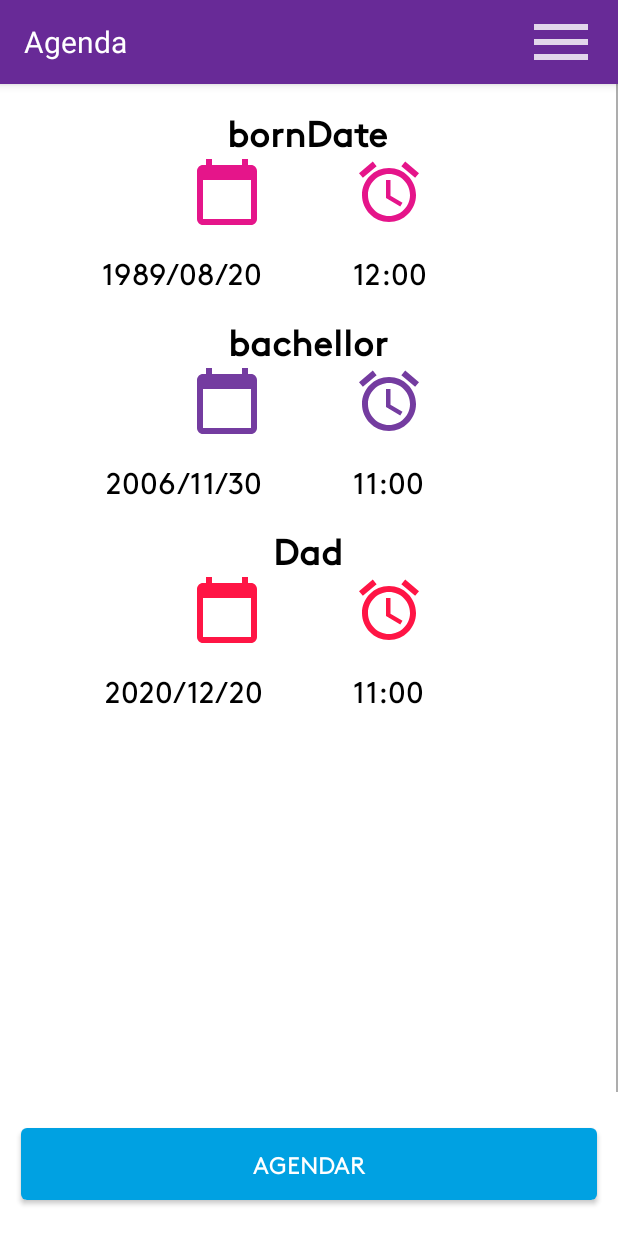
After one commit to JimPoolML/ContactBook, an Android app: the ScheduleActivity screen opened directly, with no data from a screen before it, on a phone screen of 412 x 824 dp. The commit adds this screen. Run offline under Robolectric (Android 15) with nearby library versions, the phone set to English and light mode, and no system bars; libraries missing offline, so code that uses them is left out: de.mateware.snacky.

Commit message:
Add ScheduleActivity

```diff
--- /dev/null
+++ b/app/src/main/java/appjpm4everyone/contactbook/adapters/ScheduleAdapter.kt
@@ -0,0 +1,60 @@
+package appjpm4everyone.contactbook.adapters
+
+import android.content.Context
+import android.util.Log
+import android.view.LayoutInflater
+import android.view.View
+import android.view.ViewGroup
+import androidx.core.widget.ImageViewCompat
+import androidx.recyclerview.widget.RecyclerView
+import appjpm4everyone.contactbook.classes.ScheduleTable
+import appjpm4everyone.contactbook.databinding.ItemAgendBinding
+import appjpm4everyone.contactbook.databinding.ItemContactsBinding
+import appjpm4everyone.contactbook.utils.Utils
+import kotlinx.android.synthetic.main.item_agend.view.*
+import kotlinx.android.synthetic.main.item_contacts.view.rv_constraint
+
+class ScheduleAdapter(private val context: Context, private val scheduleTable: List<ScheduleTable>, private var onGetButton: OnGetButton
+) : RecyclerView.Adapter<ScheduleAdapter.ViewHolder>() {
+
+
+    override fun onBindViewHolder(holder: ViewHolder, position: Int) {
+        val item = scheduleTable[position]
+        holder.setContactItem(item.event, item.date, item.clock, context, position)
+        holder.setContactClick(item.event.trim(), item.id, onGetButton )
+    }
+
+    override fun onCreateViewHolder(parent: ViewGroup, viewType: Int): ViewHolder {
+        val layoutInflater = LayoutInflater.from(parent.context)
+        val itemAgendBinding = ItemAgendBinding.inflate(layoutInflater, parent, false)
+        return ViewHolder(
+            itemAgendBinding.root
+        )
+    }
+
+    override fun getItemCount(): Int {
+        return scheduleTable.size
+    }
+
+    class ViewHolder(view: View) : RecyclerView.ViewHolder(view) {
+        fun setContactItem(event: String, date: String, clock: String, context: Context, position: Int) {
+            //It do it because because is compatible with Android 19
+            ImageViewCompat.setImageTintList(itemView.img_calendar, Utils.setBackgroundCircle(context, position))
+            ImageViewCompat.setImageTintList(itemView.img_clock, Utils.setBackgroundCircle(context, position))
+            itemView.txt_date.text = event
+            itemView.txt_calendar.text = date
+            itemView.txt_clock.text = clock
+        }
+
+        fun setContactClick(
+            number: String,
+            id: Int,
+            onGetButton: OnGetButton
+        ) {
+            itemView.rv_constraint.setOnClickListener {
+                Log.d("my id is: ", id.toString())
+                onGetButton.onClickButton(number, id)
+            }
+        }
+    }
+}
--- /dev/null
+++ b/app/src/main/java/appjpm4everyone/contactbook/classes/ScheduleTable.kt
@@ -0,0 +1,30 @@
+package appjpm4everyone.contactbook.classes
+
+import android.provider.BaseColumns
+import com.google.gson.annotations.Expose
+import com.google.gson.annotations.SerializedName
+
+data class ScheduleTable(
+    @SerializedName(value = "id", alternate = ["Id"])
+    @Expose
+    var id: Int,
+    @SerializedName(value = "event", alternate = ["Event"])
+    @Expose
+    var event: String,
+    @SerializedName(value = "date", alternate = ["Date"])
+    @Expose
+    var date: String,
+    @SerializedName(value = "clock", alternate = ["Clock"])
+    @Expose
+    var clock: String
+) {
+    constructor() : this(0, "", "", "")
+
+    // Table contents are grouped together in an anonymous object.
+    object ScheduleTable : BaseColumns {
+        const val COL_ID = "id"
+        const val COL_EVENT = "event"
+        const val COL_DATE = "date"
+        const val COL_CLOCK = "clock"
+    }
+}
--- /dev/null
+++ b/app/src/main/java/appjpm4everyone/contactbook/main/OnFragmentDataContactListener.kt
@@ -0,0 +1,5 @@
+package appjpm4everyone.contactbook.main
+
+interface OnFragmentDataContactListener {
+    fun onCallLandscapeContact(callNumber: String)
+}
--- /dev/null
+++ b/app/src/main/java/appjpm4everyone/contactbook/scheduledate/ScheduleActivity.kt
@@ -0,0 +1,241 @@
+package appjpm4everyone.contactbook.scheduledate
+
+import android.database.Cursor
+import android.database.MatrixCursor
+import androidx.appcompat.app.AppCompatActivity
+import android.os.Bundle
+import android.provider.BaseColumns
+import android.view.View
+import androidx.core.content.ContextCompat
+import androidx.cursoradapter.widget.SimpleCursorAdapter
+import androidx.recyclerview.widget.DividerItemDecoration
+import androidx.recyclerview.widget.ItemTouchHelper
+import androidx.recyclerview.widget.LinearLayoutManager
+import androidx.recyclerview.widget.RecyclerView
+import appjpm4everyone.contactbook.R
+import appjpm4everyone.contactbook.adapters.ContactAdapter
+import appjpm4everyone.contactbook.adapters.OnGetButton
+import appjpm4everyone.contactbook.adapters.ScheduleAdapter
+import appjpm4everyone.contactbook.base.BaseActivity
+import appjpm4everyone.contactbook.classes.ScheduleTable
+import appjpm4everyone.contactbook.classes.StrongContact
+import appjpm4everyone.contactbook.classes.WeakContact
+import appjpm4everyone.contactbook.database.MyDataBase
+import appjpm4everyone.contactbook.database.ScheduleDataBase
+import appjpm4everyone.contactbook.databinding.ActivityMainBinding
+import appjpm4everyone.contactbook.databinding.ActivityScheduleBinding
+import appjpm4everyone.contactbook.main.MainActivity
+
+class ScheduleActivity : BaseActivity(), OnGetButton {
+
+    private val ADD_CODE = 10
+    private val MODIFY_CODE = 11
+
+    private lateinit var binding: ActivityScheduleBinding
+
+    //To RecyclerView
+    private lateinit var scheduleAdapter: ScheduleAdapter
+
+    private var list: ArrayList<ScheduleTable> = ArrayList()
+
+    //To SearchView
+    private lateinit var contactList: Array<String?>
+    private lateinit var mAdapter: SimpleCursorAdapter
+
+    //DataBase
+    private lateinit var dataBase: ScheduleDataBase
+    private lateinit var ids: IntArray
+
+    override fun onCreate(savedInstanceState: Bundle?) {
+        super.onCreate(savedInstanceState)
+        //setContentView(R.layout.activity_schedule)
+
+        binding = ActivityScheduleBinding.inflate(layoutInflater)
+        setContentView(binding.root)
+        initUI()
+    }
+
+    private fun initUI() {
+        //Instance dataBase
+        dataBase = ScheduleDataBase(this)
+
+        setSearchView()
+        showSearchSchedule()
+        setScheduleAdapter()
+        deleteItem()
+    }
+
+    private fun showSearchSchedule() {
+        if (binding.searchSchedule.visibility == View.VISIBLE) {
+            binding.searchSchedule.visibility = View.GONE
+            binding.searchSchedule.clearFocus()
+        } else {
+            binding.searchSchedule.visibility = View.VISIBLE
+            binding.searchSchedule.isFocusable = true
+            binding.searchSchedule.isIconified = false
+            binding.searchSchedule.requestFocusFromTouch()
+            setSearchView()
+        }
+    }
+
+    private fun setSearchView() {
+        binding.searchSchedule.clearFocus()
+
+        contactList = arrayOfNulls(list.size)
+        for (i in list.indices) {
+            contactList[i] = list[i].event
+        }
+
+        val from = arrayOf("contactsFound")
+        val to = intArrayOf(android.R.id.text1)
+        mAdapter = SimpleCursorAdapter(
+            applicationContext,
+            android.R.layout.simple_list_item_1,
+            null,
+            from,
+            to,
+            android.widget.CursorAdapter.FLAG_REGISTER_CONTENT_OBSERVER
+        )
+
+        binding.searchSchedule.suggestionsAdapter = mAdapter
+
+        binding.searchSchedule.setOnSuggestionListener(object :
+            androidx.appcompat.widget.SearchView.OnSuggestionListener {
+            override fun onSuggestionSelect(position: Int): Boolean {
+                return true
+            }
+
+            override fun onSuggestionClick(position: Int): Boolean {
+                val cursor = mAdapter.getItem(position) as Cursor
+                val txt = cursor.getString(cursor.getColumnIndex("contactsFound"))
+                binding.searchSchedule.setQuery(txt, false)
+                //callContact(list[position].event.trim())
+                hideKeyboardFrom(this@ScheduleActivity)
+                return true
+            }
+        })
+
+        binding.searchSchedule.setOnQueryTextListener(object :
+            androidx.appcompat.widget.SearchView.OnQueryTextListener {
+
+            override fun onQueryTextChange(newText: String): Boolean {
+                populateAdapter(newText);
+                return false
+            }
+
+            override fun onQueryTextSubmit(query: String): Boolean {
+                if (contactList.contains(query)) {
+                    showLongSnackError(
+                        this@ScheduleActivity, resources.getString(R.string.call_contact),
+                        ContextCompat.getDrawable(this@ScheduleActivity, R.drawable.ic_error)!!
+                    )
+
+                } else {
+                    showLongSnackError(
+                        this@ScheduleActivity, resources.getString(R.string.not_found_event),
+                        ContextCompat.getDrawable(this@ScheduleActivity, R.drawable.ic_error)!!
+                    )
+                }
+                hideKeyboardFrom(this@ScheduleActivity)
+                return false
+            }
+
+        })
+    }
+
+    // You must implements your logic to get data using OrmLite
+    private fun populateAdapter(query: String) {
+        val c = MatrixCursor(arrayOf(BaseColumns._ID, "contactsFound"))
+        for (i in contactList.indices) {
+            if (contactList[i]!!.toLowerCase()
+                    .startsWith(query.toLowerCase())
+            ) c.addRow(arrayOf(i, contactList[i]!!))
+        }
+        mAdapter.changeCursor(c)
+    }
+
+    private fun setScheduleAdapter() {
+        list = ArrayList()
+        /*val rowNumber = dataBase.rowNumber()
+        if (rowNumber > 0) {
+            ids = dataBase.recoverIds()!!
+            var scheduleTable = ScheduleTable()
+            *//*for (i in ids.indices) {
+                scheduleTable = dataBase.recoverContact(ids[i])!!
+                list.add(ScheduleTable(ids[i], scheduleTable.event, scheduleTable.date, scheduleTable.clock))
+            }*//*
+            list.add(ScheduleTable(0, "bornDate","1989/08/20", "12:00" ))
+            list.add(ScheduleTable(1, "bachellor","2006/11/30", "11:00" ))
+            list.add(ScheduleTable(2, "Dad","2020/12/20", "11:00" ))
+            //Set in adapter the list and interface
+            scheduleAdapter = ScheduleAdapter(this, list, this)
+            binding.rvSchedule.setHasFixedSize(true)
+            binding.rvSchedule.layoutManager = LinearLayoutManager(this)
+            binding.rvSchedule.adapter = scheduleAdapter
+            val dividerItemDecoration = DividerItemDecoration(this, LinearLayoutManager.HORIZONTAL)
+            binding.rvSchedule.addItemDecoration(dividerItemDecoration)
+        }*/
+
+        list.add(ScheduleTable(0, "bornDate","1989/08/20", "12:00" ))
+        list.add(ScheduleTable(1, "bachellor","2006/11/30", "11:00" ))
+        list.add(ScheduleTable(2, "Dad","2020/12/20", "11:00" ))
+        //Set in adapter the list and interface
+        scheduleAdapter = ScheduleAdapter(this, list, this)
+        binding.rvSchedule.setHasFixedSize(true)
+        binding.rvSchedule.layoutManager = LinearLayoutManager(this)
+        binding.rvSchedule.adapter = scheduleAdapter
+        val dividerItemDecoration = DividerItemDecoration(this, LinearLayoutManager.HORIZONTAL)
+        binding.rvSchedule.addItemDecoration(dividerItemDecoration)
+    }
+
+    private fun deleteItem() {
+        val simpleItemTouchCallback: ItemTouchHelper.SimpleCallback = object :
+            ItemTouchHelper.SimpleCallback(
+                0,
+                ItemTouchHelper.LEFT or ItemTouchHelper.RIGHT
+            ) {
+            override fun onMove(
+                recyclerView: RecyclerView,
+                viewHolder: RecyclerView.ViewHolder,
+                target: RecyclerView.ViewHolder
+            ): Boolean {
+                return false
+            }
+
+            override fun onSwiped(viewHolder: RecyclerView.ViewHolder, swipeDir: Int) {
+                //Left direction
+                if (swipeDir == 4 && swipeDir == 8) {
+                    showLongSnackError(
+                        this@ScheduleActivity, resources.getString(R.string.delete_event),
+                        ContextCompat.getDrawable(this@ScheduleActivity, R.drawable.ic_delete)!!
+                    )
+                    /*showLongSnackError(this@MainActivity, resources.getString(R.string.delete_contact),
+                            ContextCompat.getDrawable(this@MainActivity, R.drawable.ic_delete)!!)*/
+                    //Remove swiped item from dataBase and notify the RecyclerView
+                    //take database position
+                    val position = list[viewHolder.adapterPosition].id
+                    dataBase.eraseContact(position)
+                    //Take list position
+                    list.removeAt(viewHolder.adapterPosition)
+                    scheduleAdapter.notifyDataSetChanged()
+                } /*else if (swipeDir == 8) {
+                    //Right direction
+                    recoverPosition(list[viewHolder.adapterPosition].id)
+                }*/
+            }
+        }
+
+        val itemTouchHelper = ItemTouchHelper(simpleItemTouchCallback)
+        itemTouchHelper.attachToRecyclerView(binding.rvSchedule)
+    }
+
+    private fun recoverPosition(id: Int) {
+        //listener?.recoverPosition(id)
+    }
+
+
+
+    override fun onClickButton(phoneNumber: String, id: Int) {
+        TODO("Not yet implemented")
+    }
+}
--- /dev/null
+++ b/app/src/main/res/drawable/ic_calendar.xml
@@ -0,0 +1,5 @@
+<vector android:alpha="0.92" android:height="48dp"
+    android:tint="?attr/colorControlNormal" android:viewportHeight="24"
+    android:viewportWidth="24" android:width="48dp" xmlns:android="http://schemas.android.com/apk/res/android">
+    <path android:fillColor="@android:color/white" android:pathData="M20,3h-1L19,1h-2v2L7,3L7,1L5,1v2L4,3c-1.1,0 -2,0.9 -2,2v16c0,1.1 0.9,2 2,2h16c1.1,0 2,-0.9 2,-2L22,5c0,-1.1 -0.9,-2 -2,-2zM20,21L4,21L4,8h16v13z"/>
+</vector>
--- /dev/null
+++ b/app/src/main/res/drawable/ic_clock.xml
@@ -0,0 +1,5 @@
+<vector android:alpha="0.92" android:height="48dp"
+    android:tint="?attr/colorControlNormal" android:viewportHeight="24"
+    android:viewportWidth="24" android:width="48dp" xmlns:android="http://schemas.android.com/apk/res/android">
+    <path android:fillColor="@android:color/white" android:pathData="M22,5.72l-4.6,-3.86 -1.29,1.53 4.6,3.86L22,5.72zM7.88,3.39L6.6,1.86 2,5.71l1.29,1.53 4.59,-3.85zM12.5,8L11,8v6l4.75,2.85 0.75,-1.23 -4,-2.37L12.5,8zM12,4c-4.97,0 -9,4.03 -9,9s4.02,9 9,9c4.97,0 9,-4.03 9,-9s-4.03,-9 -9,-9zM12,20c-3.87,0 -7,-3.13 -7,-7s3.13,-7 7,-7 7,3.13 7,7 -3.13,7 -7,7z"/>
+</vector>
--- /dev/null
+++ b/app/src/main/res/layout/activity_schedule.xml
@@ -0,0 +1,113 @@
+<?xml version="1.0" encoding="utf-8"?>
+<androidx.constraintlayout.widget.ConstraintLayout xmlns:android="http://schemas.android.com/apk/res/android"
+xmlns:app="http://schemas.android.com/apk/res-auto"
+xmlns:tools="http://schemas.android.com/tools"
+android:layout_width="match_parent"
+android:layout_height="match_parent"
+tools:context=".scheduledate.ScheduleActivity">
+
+<androidx.coordinatorlayout.widget.CoordinatorLayout
+    android:layout_width="match_parent"
+    android:layout_height="match_parent"
+    android:background="@color/colorWhite"
+    android:fitsSystemWindows="true"
+    app:layout_constraintBottom_toBottomOf="parent"
+    app:layout_constraintEnd_toEndOf="parent"
+    app:layout_constraintStart_toStartOf="parent"
+    app:layout_constraintTop_toTopOf="parent">
+
+    <com.google.android.material.appbar.AppBarLayout
+        android:id="@+id/app_bar"
+        style="@style/Widget.MaterialComponents.Toolbar.Primary"
+        android:layout_width="match_parent"
+        android:layout_height="?actionBarSize"
+        android:background="@drawable/background_toolbar"
+        android:fitsSystemWindows="true"
+        android:minHeight="?attr/actionBarSize"
+        android:theme="@style/AppThemeCustom">
+
+        <androidx.appcompat.widget.Toolbar
+            android:id="@+id/toolbar"
+            android:layout_width="match_parent"
+            android:layout_height="?actionBarSize"
+            android:minHeight="56dp"
+            app:layout_collapseMode="pin"
+            app:popupTheme="@style/ThemeOverlay.AppCompat.Light">
+
+
+            <TextView
+                android:id="@+id/txt_toolbar_main"
+                android:layout_width="wrap_content"
+                android:layout_height="wrap_content"
+                android:layout_marginStart="@dimen/dp_8"
+                android:layout_marginTop="@dimen/dp_8"
+                android:text="@string/book"
+                android:textColor="@color/colorWhite"
+                android:textSize="@dimen/text_toolbar_size" />
+
+            <ImageButton
+                android:id="@+id/btn_search"
+                android:layout_width="wrap_content"
+                android:layout_height="wrap_content"
+                android:layout_gravity="end"
+                android:layout_marginEnd="@dimen/margin_14"
+                android:background="@android:color/transparent"
+                app:srcCompat="@drawable/ic_menu"
+                android:tint="@color/white"
+                android:visibility="visible" />
+
+        </androidx.appcompat.widget.Toolbar>
+
+    </com.google.android.material.appbar.AppBarLayout>
+
+    <androidx.core.widget.NestedScrollView
+        android:layout_width="match_parent"
+        android:layout_height="match_parent"
+        android:fillViewport="true"
+        app:layout_behavior="@string/appbar_scrolling_view_behavior">
+
+        <androidx.constraintlayout.widget.ConstraintLayout
+            android:id="@+id/general_constraint"
+            android:layout_width="match_parent"
+            android:layout_height="wrap_content"
+            android:background="@color/colorWhite">
+
+            <androidx.recyclerview.widget.RecyclerView
+                android:id="@+id/rvSchedule"
+                android:layout_width="0dp"
+                android:layout_height="0dp"
+                android:layout_marginBottom="@dimen/dp_24"
+                app:layout_constraintBottom_toTopOf="@+id/btnSchedule"
+                app:layout_constraintLeft_toLeftOf="parent"
+                app:layout_constraintRight_toRightOf="parent"
+                app:layout_constraintTop_toBottomOf="@+id/searchSchedule"/>
+
+            <androidx.appcompat.widget.SearchView
+                android:id="@+id/searchSchedule"
+                android:layout_width="match_parent"
+                android:layout_height="wrap_content"
+                android:elevation="7dp"
+                app:layout_constraintBottom_toBottomOf="parent"
+                app:layout_constraintLeft_toLeftOf="parent"
+                app:layout_constraintRight_toRightOf="parent"
+                app:layout_constraintTop_toTopOf="parent"
+                app:layout_constraintVertical_bias="0.0"
+                android:visibility="visible"
+                app:queryHint="@string/search_contact"
+                />
+
+            <android.widget.Button
+                android:id="@+id/btnSchedule"
+                style="@style/Custom.Button.Normal"
+                android:layout_marginTop="@dimen/dp_24"
+                android:layout_marginBottom="@dimen/dp_24"
+                android:text="@string/agendar"
+                app:layout_constraintBottom_toBottomOf="parent"
+                app:layout_constraintLeft_toLeftOf="parent"
+                app:layout_constraintRight_toRightOf="parent" />
+
+        </androidx.constraintlayout.widget.ConstraintLayout>
+    </androidx.core.widget.NestedScrollView>
+</androidx.coordinatorlayout.widget.CoordinatorLayout>
+
+</androidx.constraintlayout.widget.ConstraintLayout>
--- /dev/null
+++ b/app/src/main/res/layout/item_agend.xml
@@ -0,0 +1,90 @@
+<?xml version="1.0" encoding="utf-8"?>
+<androidx.constraintlayout.widget.ConstraintLayout xmlns:android="http://schemas.android.com/apk/res/android"
+    android:id="@+id/rv_constraint"
+    android:layout_width="match_parent"
+    android:layout_height="wrap_content"
+    xmlns:app="http://schemas.android.com/apk/res-auto">
+
+
+    <androidx.constraintlayout.widget.Guideline
+        android:id="@+id/guidelineV"
+        android:layout_width="wrap_content"
+        android:layout_height="wrap_content"
+        android:orientation="vertical"
+        app:layout_constraintEnd_toEndOf="parent"
+        app:layout_constraintGuide_percent="0.5"
+        app:layout_constraintStart_toStartOf="parent" />
+
+    <androidx.appcompat.widget.AppCompatTextView
+        android:id="@+id/txt_date"
+        android:layout_width="wrap_content"
+        android:layout_height="wrap_content"
+        app:layout_constraintStart_toStartOf="parent"
+        app:layout_constraintEnd_toEndOf="parent"
+        app:layout_constraintTop_toTopOf="parent"
+        android:layout_marginTop="@dimen/dp_15"
+        android:layout_marginStart="@dimen/dp_15"
+        android:layout_marginBottom="@dimen/dp_15"
+        android:layout_marginEnd="@dimen/dp_15"
+        android:textSize="@dimen/text_dim_24"
+        android:maxLines="2"
+        android:fontFamily="@font/brown_regular"
+        android:textStyle="bold"
+        android:textColor="@color/black"
+        android:text="@string/example_task"/>
+
+    <androidx.appcompat.widget.AppCompatImageView
+        android:id="@+id/img_calendar"
+        android:layout_width="wrap_content"
+        android:layout_height="wrap_content"
+        app:layout_constraintTop_toBottomOf="@+id/txt_date"
+        app:layout_constraintEnd_toStartOf="@+id/guidelineV"
+        android:layout_marginEnd="@dimen/dp_30"
+        android:layout_gravity="center_vertical"
+        android:contentDescription="@string/hint_name"
+        app:srcCompat="@drawable/ic_calendar" />
+
+    <androidx.appcompat.widget.AppCompatTextView
+        android:id="@+id/txt_calendar"
+        android:layout_width="wrap_content"
+        android:layout_height="wrap_content"
+        app:layout_constraintTop_toBottomOf="@+id/img_calendar"
+        app:layout_constraintEnd_toEndOf="@id/guidelineV"
+        android:layout_marginTop="@dimen/dp_15"
+        android:layout_marginStart="@dimen/dp_15"
+        android:layout_marginBottom="@dimen/dp_15"
+        android:layout_marginEnd="@dimen/dp_30"
+        android:textSize="@dimen/text_dim_20"
+        android:maxLines="1"
+        android:fontFamily="@font/brown_regular"
+        android:textColor="@color/black"
+        android:text="@string/example_task"/>
+
+    <androidx.appcompat.widget.AppCompatImageView
+        android:id="@+id/img_clock"
+        android:layout_width="wrap_content"
+        android:layout_height="wrap_content"
+        app:layout_constraintTop_toBottomOf="@+id/txt_date"
+        app:layout_constraintStart_toEndOf="@+id/guidelineV"
+        android:layout_marginStart="@dimen/dp_30"
+        android:layout_gravity="center_vertical"
+        android:contentDescription="@string/hint_name"
+        app:srcCompat="@drawable/ic_clock" />
+
+    <androidx.appcompat.widget.AppCompatTextView
+        android:id="@+id/txt_clock"
+        android:layout_width="wrap_content"
+        android:layout_height="wrap_content"
+        app:layout_constraintTop_toBottomOf="@+id/img_calendar"
+        app:layout_constraintStart_toStartOf="@id/guidelineV"
+        android:layout_marginTop="@dimen/dp_15"
+        android:layout_marginStart="@dimen/dp_30"
+        android:layout_marginBottom="@dimen/dp_15"
+        android:layout_marginEnd="@dimen/dp_15"
+        android:textSize="@dimen/text_dim_20"
+        android:maxLines="1"
+        android:fontFamily="@font/brown_regular"
+        android:textColor="@color/black"
+        android:text="@string/example_task"/>
+
+</androidx.constraintlayout.widget.ConstraintLayout>
--- a/app/src/main/res/values/strings.xml
+++ b/app/src/main/res/values/strings.xml
@@ -27,9 +27,13 @@
     <string name="granted_access">Permisos concedidos</string>
     <string name="text_complete">Texto Completo</string>
     <string name="text_incomplete">Campos incompletos o inconsistentes</string>
+
     <!-- TODO: Remove or change this placeholder text -->
     <string name="hello_blank_fragment">Hello blank fragment</string>
     <string name="agendar">Agendar</string>
     <string name="llamar">Llamar</string>
+    <string name="example_task">Example Task</string>
+    <string name="delete_event">Evento eliminado</string>
+    <string name="not_found_event">Evento no encontrado</string>
 
 </resources>
```
Also changed, not shown: app/src/main/AndroidManifest.xml (+6 -4 lines), app/src/main/java/appjpm4everyone/contactbook/database/ScheduleDataBase.kt (added, +123 -0 lines), app/src/main/java/appjpm4everyone/contactbook/main/ContactFragment.kt (+11 -0 lines).
